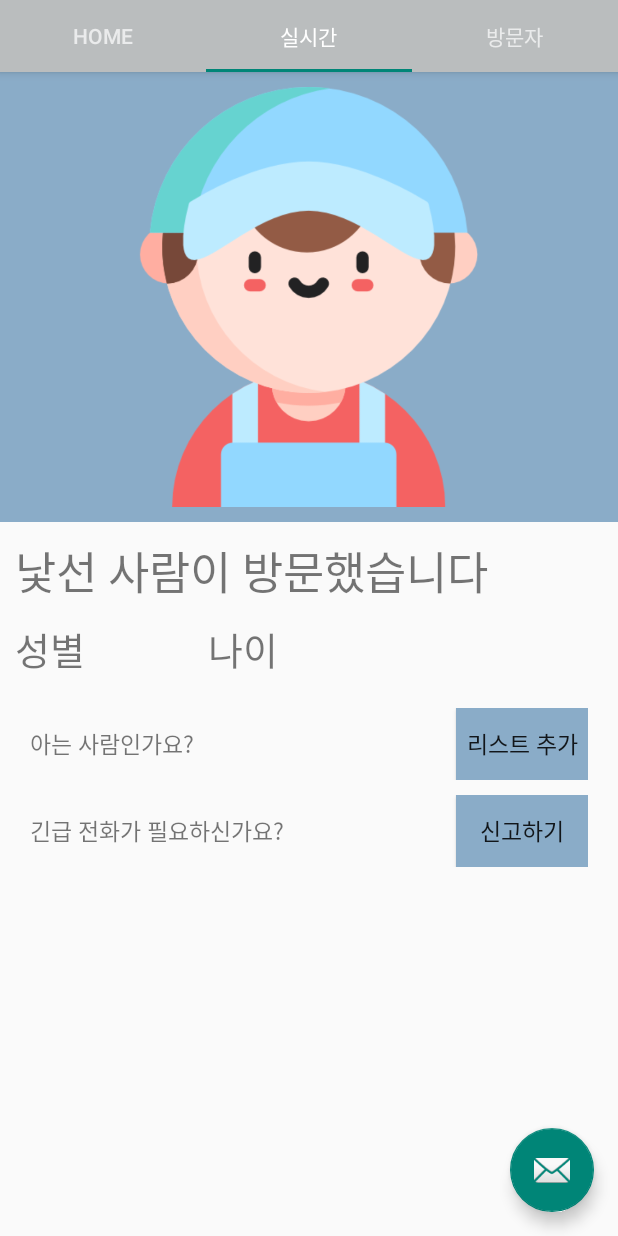
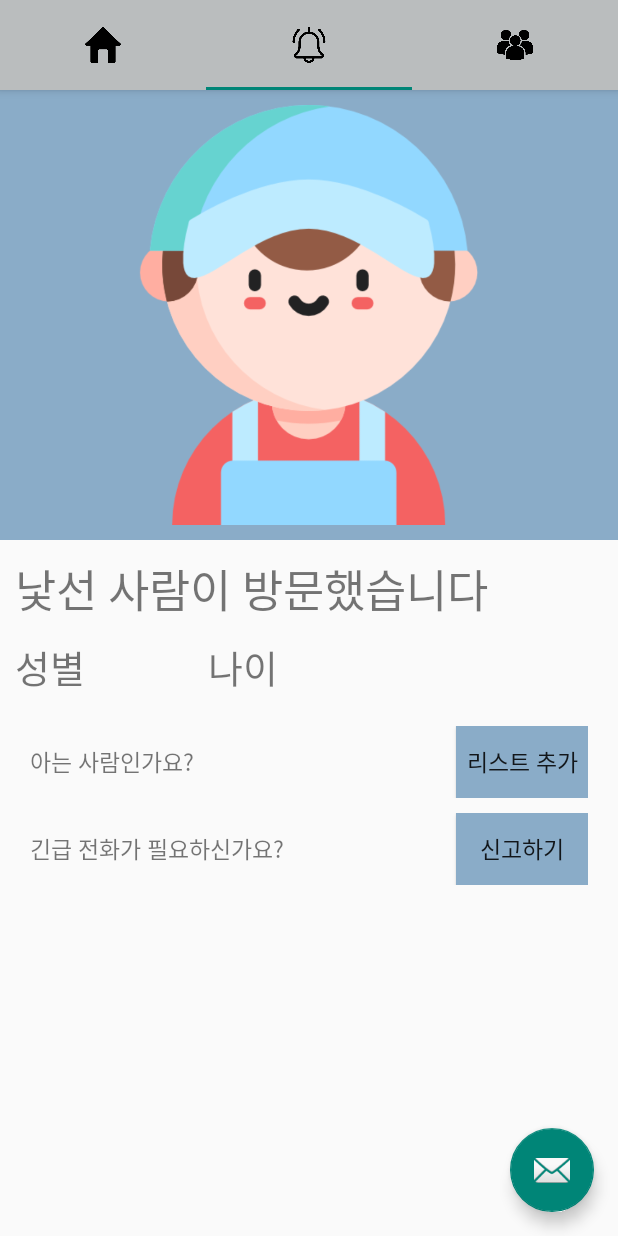
Before and after one commit to SMUW-SW-USIM/BellBellBell, an Android app: the MainActivity screen opened directly, with no data from a screen before it, tab 2 chosen, on a phone screen of 412 x 824 dp. Run offline under Robolectric (Android 15) with nearby library versions, the phone set to English and light mode, and no system bars; our stand-ins replace navigation-ui.

Commit message:
update tablayout icon

```diff
--- a/app/src/main/java/com/example/usim/MainActivity.java
+++ b/app/src/main/java/com/example/usim/MainActivity.java
@@ -26,6 +26,8 @@ import com.google.android.material.tabs.TabLayout;
 public class MainActivity extends AppCompatActivity {
 
     private AppBarConfiguration mAppBarConfiguration;
+    TabLayout mTab;
+    ViewPager mViewPager;
 
     @Override
     protected void onCreate(Bundle savedInstanceState) {
@@ -46,13 +48,33 @@ public class MainActivity extends AppCompatActivity {
         // Passing each menu ID as a set of Ids because each
         // menu should be considered as top level destinations.
         TestPagerAdapter mTestPagerAdapter = new TestPagerAdapter(getSupportFragmentManager());
-        ViewPager mViewPager = (ViewPager) findViewById(R.id.viewpager);
-        TabLayout mTab = (TabLayout) findViewById(R.id.tabs);
+        mViewPager = (ViewPager) findViewById(R.id.viewpager);
         mViewPager.setAdapter(mTestPagerAdapter);
+        mTab = (TabLayout) findViewById(R.id.tabs);
         mTab.setupWithViewPager(mViewPager);
+        mTab.getTabAt(0).setIcon(R.drawable.homeicon2);
+        mTab.getTabAt(1).setIcon(R.drawable.bellicon);
+        mTab.getTabAt(2).setIcon(R.drawable.visitoricon);
+        mViewPager.addOnPageChangeListener(new ViewPager.OnPageChangeListener() {
+            @Override
+            public void onPageScrolled(int position, float positionOffset, int positionOffsetPixels) { }
 
+            @Override
+            public void onPageSelected(int position) {
+                mTab.getTabAt(0).setIcon(R.drawable.homeicon);
+                mTab.getTabAt(1).setIcon(R.drawable.bellicon);
+                mTab.getTabAt(2).setIcon(R.drawable.visitoricon);
+                switch (position){
+                    case 0 : mTab.getTabAt(0).setIcon(R.drawable.homeicon2); break;
+                    case 1 : mTab.getTabAt(1).setIcon(R.drawable.bellicon2); break;
+                    case 2 : mTab.getTabAt(2).setIcon(R.drawable.visitoricon); break;
+                }
+            }
+
+            @Override
+            public void onPageScrollStateChanged(int state) { }
+        });
     }
-
     @Override
     public boolean onCreateOptionsMenu(Menu menu) {
         // Inflate the menu; this adds items to the action bar if it is present.
@@ -89,17 +111,6 @@ public class MainActivity extends AppCompatActivity {
         public int getCount(){
             return PAGE_NUMBER;
         }
-        public CharSequence getPageTitle(int position){
-            switch(position){
-                case 0:
-                    return "HOME";
-                case 1:
-                    return "실시간";
-                case 2:
-                    return "방문자";
-                default:
-                    return null;
-            }
-        }
     }
+
 }
--- a/app/src/main/res/layout/app_bar_main.xml
+++ b/app/src/main/res/layout/app_bar_main.xml
@@ -14,7 +14,7 @@
         <com.google.android.material.tabs.TabLayout
             android:id="@+id/tabs"
             android:layout_width="match_parent"
-            android:layout_height="match_parent"
+            android:layout_height="60dp"
             android:background="?attr/colorPrimaryDark">
 
             <com.google.android.material.tabs.TabItem
@@ -27,7 +27,8 @@
 
             <com.google.android.material.tabs.TabItem
                 android:layout_width="wrap_content"
-                android:layout_height="wrap_content" />
+                android:layout_height="wrap_content"/>
+
         </com.google.android.material.tabs.TabLayout>
 
     </com.google.android.material.appbar.AppBarLayout>
```
Also changed, not shown: app/src/main/res/drawable-v21/bellicon.png (added), app/src/main/res/drawable-v21/bellicon2.png (added), app/src/main/res/drawable-v21/homeicon.png (added), app/src/main/res/drawable-v21/homeicon2.png (added), app/src/main/res/drawable-v21/visitoricon.png (added).
